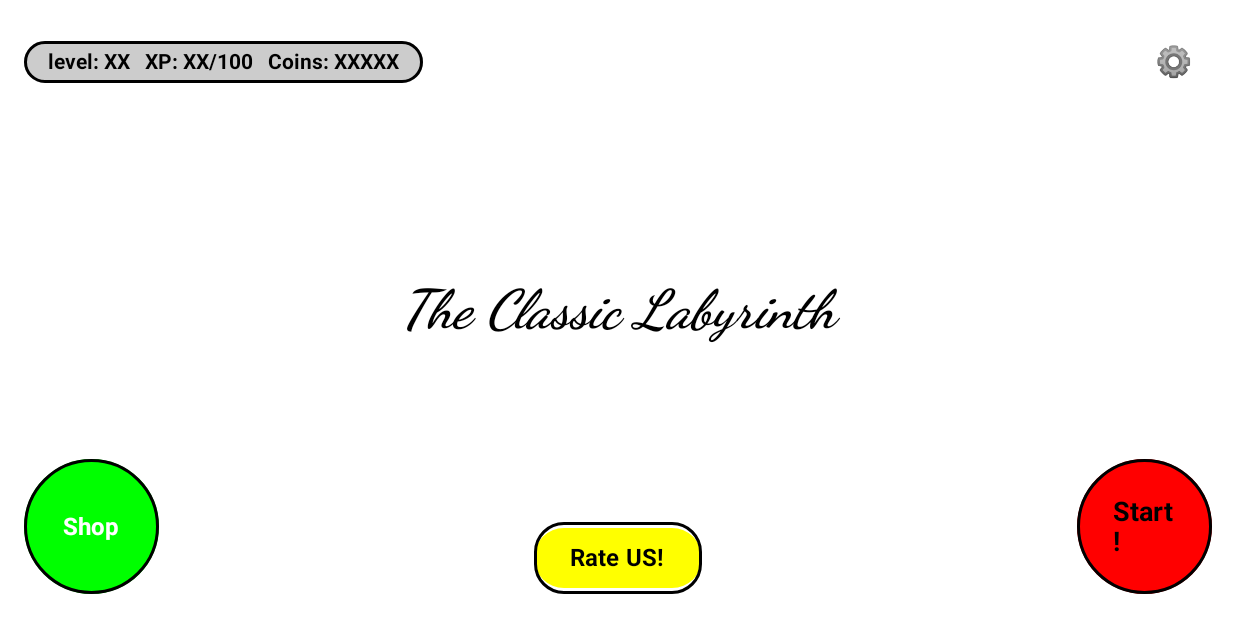
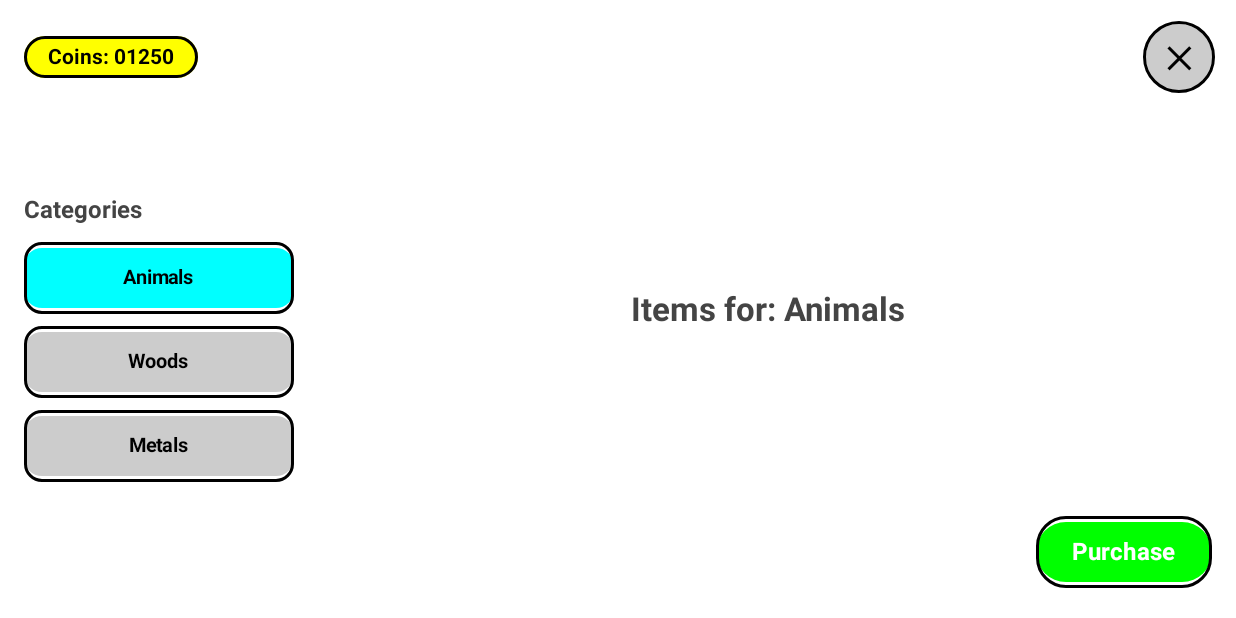
Before and after one commit to lincolnteo/Classic_Labyrinth, an Android app built with Jetpack Compose: the screen it shows after launch (MainActivity before the commit, ShopActivity after it), after a tap on "Shop", on a phone screen of 824 x 412 dp (held sideways). Run offline under Robolectric (Android 15) with nearby library versions, the phone set to English and light mode, and no system bars.

Commit message:
Added shop UI with 3 categories button, exit button and a purchase button that is there. but not implemented yet

```diff
--- a/app/src/main/AndroidManifest.xml
+++ b/app/src/main/AndroidManifest.xml
@@ -34,6 +34,10 @@
             android:name=".SettingsActivity"
             android:exported="false"
             android:screenOrientation="landscape" />
+        <activity
+            android:name=".ShopActivity"
+            android:exported="false"
+            android:screenOrientation="landscape" />
     </application>
 
 </manifest>
--- a/app/src/main/java/com/griffith/classic_labyrinth/MainActivity.kt
+++ b/app/src/main/java/com/griffith/classic_labyrinth/MainActivity.kt
@@ -117,7 +117,10 @@ fun MainMenuScreen() {
 
             // Shop button: Placeholder for shop screen
             Button(
-                onClick = { /* TODO: Shop destination */ },
+                onClick = {
+                    val intent = Intent(context, ShopActivity::class.java)
+                    context.startActivity(intent)
+                },
                 colors = ButtonDefaults.buttonColors(
                     containerColor = Color.Green,
                     contentColor = Color.White
--- a/app/src/main/java/com/griffith/classic_labyrinth/ShopActivity.kt
+++ b/app/src/main/java/com/griffith/classic_labyrinth/ShopActivity.kt
@@ -1,5 +1,157 @@
 package com.griffith.classic_labyrinth
 
+import android.app.Activity
+import android.os.Bundle
 import androidx.activity.ComponentActivity
+import androidx.activity.compose.setContent
+import androidx.compose.foundation.background
+import androidx.compose.foundation.border
+import androidx.compose.foundation.layout.*
+import androidx.compose.foundation.shape.CircleShape
+import androidx.compose.foundation.shape.RoundedCornerShape
+import androidx.compose.material3.*
+import androidx.compose.runtime.*
+import androidx.compose.ui.Alignment
+import androidx.compose.ui.Modifier
+import androidx.compose.ui.graphics.Color
+import androidx.compose.ui.platform.LocalContext
+import androidx.compose.ui.text.font.FontWeight
+import androidx.compose.ui.tooling.preview.Preview
+import androidx.compose.ui.unit.dp
+import androidx.compose.ui.unit.sp
+
 class ShopActivity : ComponentActivity() {
+    override fun onCreate(savedInstanceState: Bundle?) {
+        super.onCreate(savedInstanceState)
+        setContent {
+            ShopScreen()
+        }
+    }
 }
+@Preview
+@Composable
+fun ShopScreen() {
+    // Get context and cast to Activity so we can use activity?.finish() to close the screen
+    val context = LocalContext.current
+    val activity = context as? Activity
+    var selectedCategory by remember { mutableStateOf("Animals") }
+
+    Box(
+        modifier = Modifier
+            .fillMaxSize()
+            .background(Color.White)
+            .padding(16.dp)
+    ) {
+        // Top Row: Money in Account and Exit Button
+        Row(
+            modifier = Modifier.fillMaxWidth(),
+            horizontalArrangement = Arrangement.SpaceBetween,
+            verticalAlignment = Alignment.CenterVertically
+        ) {
+            //Money / Coins badge
+            Box(
+                modifier = Modifier
+                    .background(Color.Yellow, RoundedCornerShape(20.dp))
+                    .border(2.dp, Color.Black, RoundedCornerShape(20.dp))
+                    .padding(horizontal = 16.dp, vertical = 6.dp)
+            ) {
+                Text(
+                    text = "Coins: 01250",
+                    color = Color.Black,
+                    fontWeight = FontWeight.Bold,
+                    fontSize = 14.sp
+                )
+            }
+            //Exit Button
+            Button(
+                onClick = { activity?.finish() },
+                modifier = Modifier
+                    .size(44.dp)
+                    .border(2.dp, Color.Black, CircleShape),
+                shape = CircleShape,
+                colors = ButtonDefaults.buttonColors(containerColor = Color.LightGray),
+                contentPadding = PaddingValues(0.dp)
+            ) {
+                Text("✕", color = Color.Black, fontSize = 20.sp, fontWeight = FontWeight.Bold)
+            }
+        }
+
+        // Animals, Woods, Metals
+        Column(
+            modifier = Modifier
+                .align(Alignment.CenterStart)
+                .width(180.dp)
+                .padding(top = 40.dp),
+            verticalArrangement = Arrangement.spacedBy(8.dp)
+        ) {
+            Text(
+                text = "Categories",
+                fontSize = 16.sp,
+                fontWeight = FontWeight.Bold,
+                color = Color.DarkGray,
+                modifier = Modifier.padding(bottom = 4.dp)
+            )
+
+            val categories = listOf("Animals", "Woods", "Metals")
+            for (category in categories) {
+                val isSelected = selectedCategory == category
+                Button(
+                    onClick = { selectedCategory = category },
+                    modifier = Modifier
+                        .fillMaxWidth()
+                        .border(2.dp, Color.Black, RoundedCornerShape(12.dp)),
+                    shape = RoundedCornerShape(12.dp),
+                    colors = ButtonDefaults.buttonColors(
+                        containerColor = if (isSelected) Color.Cyan else Color.LightGray
+                    )
+                ) {
+                    Text(
+                        text = category,
+                        color = Color.Black,
+                        fontSize = 13.sp,
+                        fontWeight = FontWeight.Bold
+                    )
+                }
+            }
+        }
+
+        //Showing selected category items placeholder
+        Box(
+            modifier = Modifier
+                .align(Alignment.Center)
+                .padding(start = 200.dp),
+            contentAlignment = Alignment.Center
+        ) {
+            Text(
+                text = "Items for: $selectedCategory",
+                fontSize = 22.sp,
+                fontWeight = FontWeight.Bold,
+                color = Color.DarkGray
+            )
+        }
+
+        //Purchase Button
+        Box(
+            modifier = Modifier
+                .align(Alignment.BottomEnd)
+                .padding(bottom = 4.dp)
+        ) {
+            Button(
+                onClick = {
+                   // TODO
+                },
+                modifier = Modifier
+                    .border(2.dp, Color.Black, RoundedCornerShape(20.dp)),
+                shape = RoundedCornerShape(20.dp),
+                colors = ButtonDefaults.buttonColors(containerColor = Color.Green)
+            ) {
+                Text(
+                    text = "Purchase",
+                    color = Color.White,
+                    fontWeight = FontWeight.Bold,
+                    fontSize = 16.sp
+                )
+            }
+        }
+    }
+}
```
